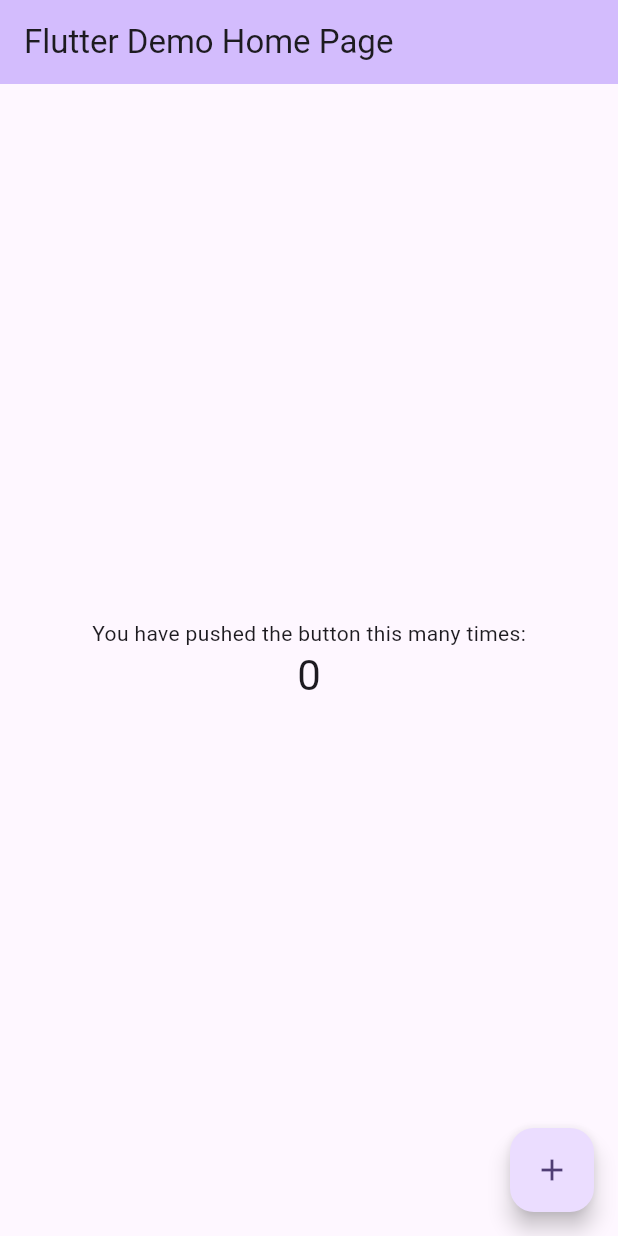
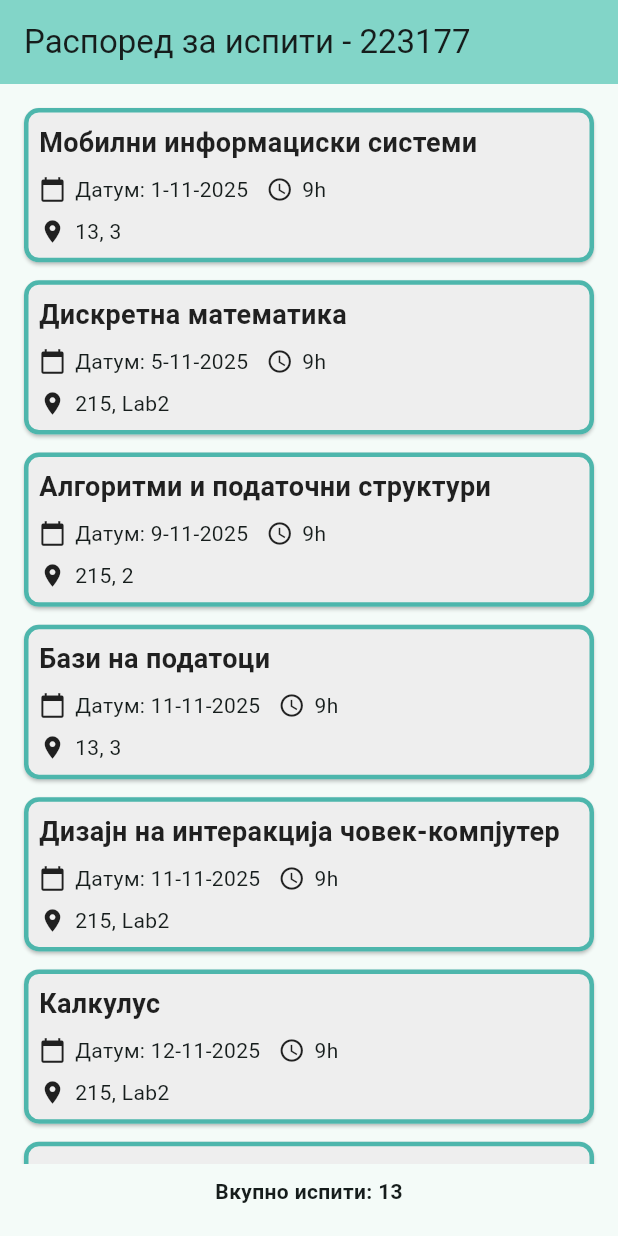
Before and after one commit to KristinaMitrevska/LaboratoryExercises_MIS, a Flutter app: the screen it shows after launch, on a phone screen of 412 x 824 dp. Run offline on Flutter 3.47's test engine with Material 3 defaults, Android fonts, the phone set to English and light mode, and no system bars.

Commit message:
Lab 1 solution

```diff
--- a/lab1_mis/lib/main.dart
+++ b/lab1_mis/lib/main.dart
@@ -1,4 +1,8 @@
 import 'package:flutter/material.dart';
+import 'package:lab1_mis/screens/details.dart';
+import 'package:lab1_mis/screens/home.dart';
+
+import 'models/exam_model.dart';
 
 void main() {
   runApp(const MyApp());
@@ -7,116 +11,22 @@ void main() {
 class MyApp extends StatelessWidget {
   const MyApp({super.key});
 
-  // This widget is the root of your application.
   @override
   Widget build(BuildContext context) {
     return MaterialApp(
-      title: 'Flutter Demo',
-      theme: ThemeData(
-        // This is the theme of your application.
-        //
-        // TRY THIS: Try running your application with "flutter run". You'll see
-        // the application has a purple toolbar. Then, without quitting the app,
-        // try changing the seedColor in the colorScheme below to Colors.green
-        // and then invoke "hot reload" (save your changes or press the "hot
-        // reload" button in a Flutter-supported IDE, or press "r" if you used
-        // the command line to start the app).
-        //
-        // Notice that the counter didn't reset back to zero; the application
-        // state is not lost during the reload. To reset the state, use hot
-        // restart instead.
-        //
-        // This works for code too, not just values: Most code changes can be
-        // tested with just a hot reload.
-        colorScheme: ColorScheme.fromSeed(seedColor: Colors.deepPurple),
-      ),
-      home: const MyHomePage(title: 'Flutter Demo Home Page'),
+        title: 'Распоред за испити - 223177',
+        theme: ThemeData(
+          colorScheme: ColorScheme.fromSeed(seedColor: Colors.teal)
+        ),
+      initialRoute: "/",
+      routes: {
+        "/": (context) => const MyHomePage(title: 'Распоред за испити - 223177'),
+        '/details': (context) {
+          final exam = ModalRoute.of(context)!.settings.arguments as Exam;
+          return ExamDetailScreen(exam: exam);
+        },
+      },
+
     );
   }
 }
-
-class MyHomePage extends StatefulWidget {
-  const MyHomePage({super.key, required this.title});
-
-  // This widget is the home page of your application. It is stateful, meaning
-  // that it has a State object (defined below) that contains fields that affect
-  // how it looks.
-
-  // This class is the configuration for the state. It holds the values (in this
-  // case the title) provided by the parent (in this case the App widget) and
-  // used by the build method of the State. Fields in a Widget subclass are
-  // always marked "final".
-
-  final String title;
-
-  @override
-  State<MyHomePage> createState() => _MyHomePageState();
-}
-
-class _MyHomePageState extends State<MyHomePage> {
-  int _counter = 0;
-
-  void _incrementCounter() {
-    setState(() {
-      // This call to setState tells the Flutter framework that something has
-      // changed in this State, which causes it to rerun the build method below
-      // so that the display can reflect the updated values. If we changed
-      // _counter without calling setState(), then the build method would not be
-      // called again, and so nothing would appear to happen.
-      _counter++;
-    });
-  }
-
-  @override
-  Widget build(BuildContext context) {
-    // This method is rerun every time setState is called, for instance as done
-    // by the _incrementCounter method above.
-    //
-    // The Flutter framework has been optimized to make rerunning build methods
-    // fast, so that you can just rebuild anything that needs updating rather
-    // than having to individually change instances of widgets.
-    return Scaffold(
-      appBar: AppBar(
-        // TRY THIS: Try changing the color here to a specific color (to
-        // Colors.amber, perhaps?) and trigger a hot reload to see the AppBar
-        // change color while the other colors stay the same.
-        backgroundColor: Theme.of(context).colorScheme.inversePrimary,
-        // Here we take the value from the MyHomePage object that was created by
-        // the App.build method, and use it to set our appbar title.
-        title: Text(widget.title),
-      ),
-      body: Center(
-        // Center is a layout widget. It takes a single child and positions it
-        // in the middle of the parent.
-        child: Column(
-          // Column is also a layout widget. It takes a list of children and
-          // arranges them vertically. By default, it sizes itself to fit its
-          // children horizontally, and tries to be as tall as its parent.
-          //
-          // Column has various properties to control how it sizes itself and
-          // how it positions its children. Here we use mainAxisAlignment to
-          // center the children vertically; the main axis here is the vertical
-          // axis because Columns are vertical (the cross axis would be
-          // horizontal).
-          //
-          // TRY THIS: Invoke "debug painting" (choose the "Toggle Debug Paint"
-          // action in the IDE, or press "p" in the console), to see the
-          // wireframe for each widget.
-          mainAxisAlignment: MainAxisAlignment.center,
-          children: <Widget>[
-            const Text('You have pushed the button this many times:'),
-            Text(
-              '$_counter',
-              style: Theme.of(context).textTheme.headlineMedium,
-            ),
-          ],
-        ),
-      ),
-      floatingActionButton: FloatingActionButton(
-        onPressed: _incrementCounter,
-        tooltip: 'Increment',
-        child: const Icon(Icons.add),
-      ), // This trailing comma makes auto-formatting nicer for build methods.
-    );
-  }
-}
--- /dev/null
+++ b/lab1_mis/lib/models/exam_model.dart
@@ -0,0 +1,8 @@
+class Exam{
+  int id;
+  String name;
+  DateTime dateTime;
+  List<String> rooms;
+
+  Exam({required this.id, required this.name, required this.dateTime, required this.rooms});
+}
--- /dev/null
+++ b/lab1_mis/lib/screens/home.dart
@@ -0,0 +1,57 @@
+import 'package:flutter/material.dart';
+import 'package:lab1_mis/widgets/exam_grid.dart';
+
+import '../models/exam_model.dart';
+
+class MyHomePage extends StatefulWidget {
+  const MyHomePage({super.key, required this.title});
+
+  final String title;
+
+  @override
+  State<MyHomePage> createState() => _MyHomePageState();
+}
+
+class _MyHomePageState extends State<MyHomePage> {
+  final List<Exam> exams = [
+    Exam(id:0, name: "Веб програмирање", dateTime: DateTime(2025, 11, 15, 9, 0), rooms: ["215", "Lab3"]),
+    Exam(id:1, name: "Мобилни информациски системи", dateTime: DateTime(2025, 11, 1, 9, 0), rooms: ["13","3"]),
+    Exam(id:2, name: "Алгоритми и податочни структури", dateTime: DateTime(2025, 11, 9, 9, 0), rooms: ["215", "2"]),
+    Exam(id:3, name: "Калкулус", dateTime: DateTime(2025, 11, 12, 9, 0), rooms: ["215", "Lab2"]),
+    Exam(id:4, name: "Веројатност и статистика", dateTime: DateTime(2025, 11, 12, 9, 0), rooms: ["13","3"]),
+    Exam(id:5, name: "Дискретна математика", dateTime: DateTime(2025, 11, 5, 9, 0), rooms: ["215", "Lab2"]),
+    Exam(id:6, name: "Менаџмент информациски системи", dateTime: DateTime(2025, 11, 18, 9, 0), rooms: ["13","3"]),
+    Exam(id:7, name: "Електронска и мобилна трговија", dateTime: DateTime(2025, 11, 21, 9, 0), rooms: ["215"]),
+    Exam(id:8, name: "Дигитална форензика", dateTime: DateTime(2025, 11, 21, 9, 0), rooms: ["215", "Lab2"]),
+    Exam(id:9, name: "Напреден веб дизајн", dateTime: DateTime(2025, 11, 15, 9, 0), rooms: ["13","3"]),
+    Exam(id:10, name: "Дизајн и архитектура на софтвер", dateTime: DateTime(2025, 11, 22, 9, 0), rooms: ["215", "Lab2"]),
+    Exam(id:11, name: "Бази на податоци", dateTime: DateTime(2025, 11, 11, 9, 0), rooms: ["13","3"]),
+    Exam(id:12, name: "Дизајн на интеракција човек-компјутер", dateTime: DateTime(2025, 11, 11, 9, 0), rooms: ["215", "Lab2"]),
+  ];
+
+
+  @override
+  Widget build(BuildContext context) {
+    exams.sort((a, b) => a.dateTime.compareTo(b.dateTime));
+    return Scaffold(
+      appBar: AppBar(
+        backgroundColor: Theme.of(context).colorScheme.inversePrimary,
+        title: Text(widget.title),
+      ),
+      body: Padding(
+        padding: EdgeInsets.all(12),
+        child:Column(
+          children: [
+            Expanded(child: ExamGrid(exams: exams)),
+            const SizedBox(height: 8),
+        Text(
+          "Вкупно испити: ${exams.length}",
+          style: const TextStyle(fontWeight: FontWeight.bold),),
+            const SizedBox(height: 8),
+          ],
+        )
+      ),
+
+    );
+  }
+}
--- /dev/null
+++ b/lab1_mis/lib/widgets/exam_card.dart
@@ -0,0 +1,71 @@
+import 'package:flutter/material.dart';
+import '../models/exam_model.dart';
+
+class ExamCard extends StatelessWidget {
+  final Exam exam;
+
+  const ExamCard({super.key, required this.exam});
+
+  @override
+  Widget build(BuildContext context) {
+    final now = DateTime.now();
+    final isPast = exam.dateTime.isBefore(now);
+
+    return GestureDetector(
+      onTap: () {
+        Navigator.pushNamed(context, "/details", arguments: exam);
+      },
+      child: Card(
+        color: isPast ? Colors.grey[200] : Colors.teal[50],
+        shape: RoundedRectangleBorder(
+          side: BorderSide(color: Colors.teal.shade300, width: 3),
+          borderRadius: BorderRadius.circular(10),
+        ),
+        child: Padding(
+          padding: const EdgeInsets.all(10),
+          child: SingleChildScrollView(
+            child: Column(
+              crossAxisAlignment: CrossAxisAlignment.start,
+              children: [
+                Text(
+                  exam.name,
+                  style: const TextStyle(
+                    fontSize: 18,
+                    fontWeight: FontWeight.bold,
+                    color: Colors.black87,
+                  ),
+                ),
+                const SizedBox(height: 8),
+                Row(
+                  children: [
+                    const Icon(Icons.calendar_today, size: 18),
+                    const SizedBox(width: 6),
+                    Text(
+                        "Датум: ${exam.dateTime.day}-${exam.dateTime.month}-${exam.dateTime.year}"),
+                    const SizedBox(width: 12),
+                    const Icon(Icons.access_time, size: 18),
+                    const SizedBox(width: 6),
+                    Text("${exam.dateTime.hour}h"),
+                  ],
+                ),
+                const SizedBox(height: 8),
+                Row(
+                  children: [
+                    const Icon(Icons.room, size: 18),
+                    const SizedBox(width: 6),
+                    Flexible(
+                      child: Text(
+                        exam.rooms.join(", "),
+                        overflow: TextOverflow.ellipsis,
+                      ),
+                    ),
+                  ],
+                ),
+              ],
+            ),
+          ),
+        ),
+      ),
+    );
+  }
+}
--- /dev/null
+++ b/lab1_mis/lib/widgets/exam_grid.dart
@@ -0,0 +1,32 @@
+import 'package:flutter/material.dart';
+
+import '../models/exam_model.dart';
+import 'exam_card.dart';
+
+class ExamGrid extends StatefulWidget {
+  final List<Exam> exams;
+
+  const ExamGrid({super.key, required this.exams});
+
+  @override
+  State<StatefulWidget> createState() => _PokemonGridState();
+}
+
+class _PokemonGridState extends State<ExamGrid> {
+  @override
+  Widget build(BuildContext context) {
+    return GridView.builder(
+      gridDelegate: SliverGridDelegateWithFixedCrossAxisCount(
+          crossAxisCount: 1,
+          mainAxisSpacing: 4,
+          crossAxisSpacing: 4,
+          childAspectRatio: 3.5
+      ),
+      itemCount: widget.exams.length,
+      physics: BouncingScrollPhysics(),
+      itemBuilder: (context, index) {
+        return ExamCard(exam: widget.exams[index]);
+      },
+    );
+  }
+}
```
Also changed, not shown: lab1_mis/lib/screens/details.dart (added, +103 -0 lines).
